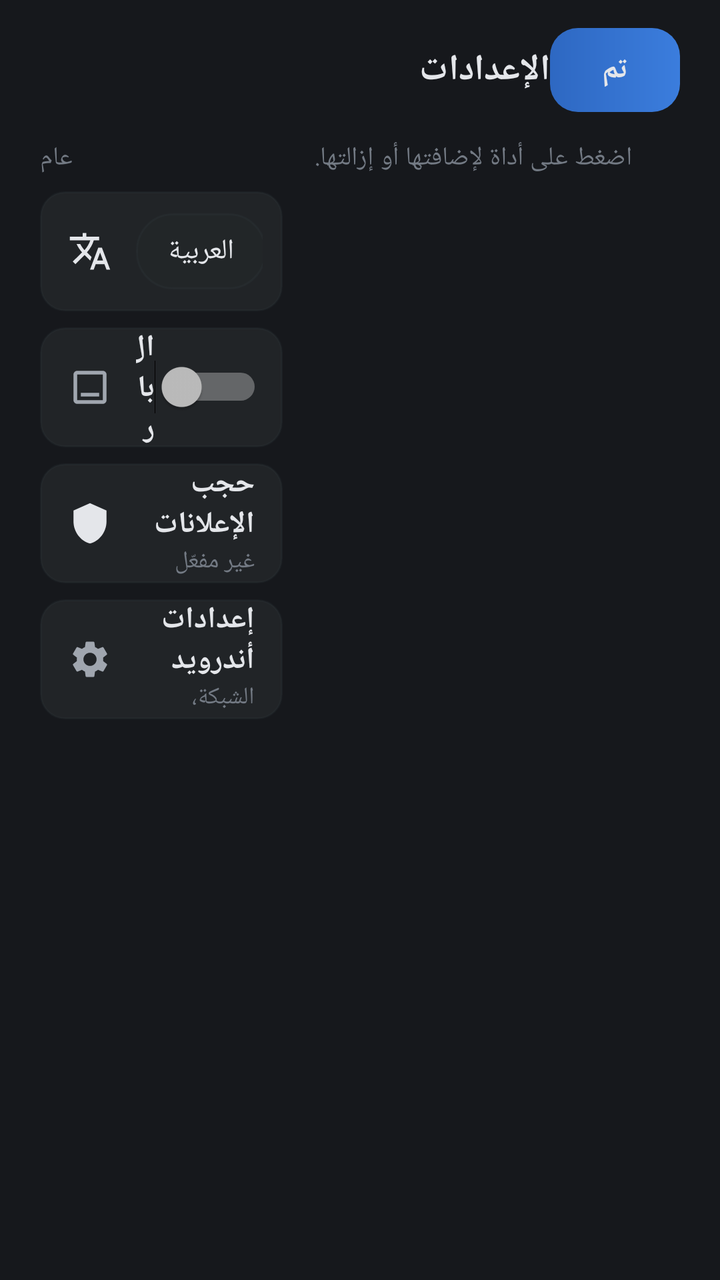
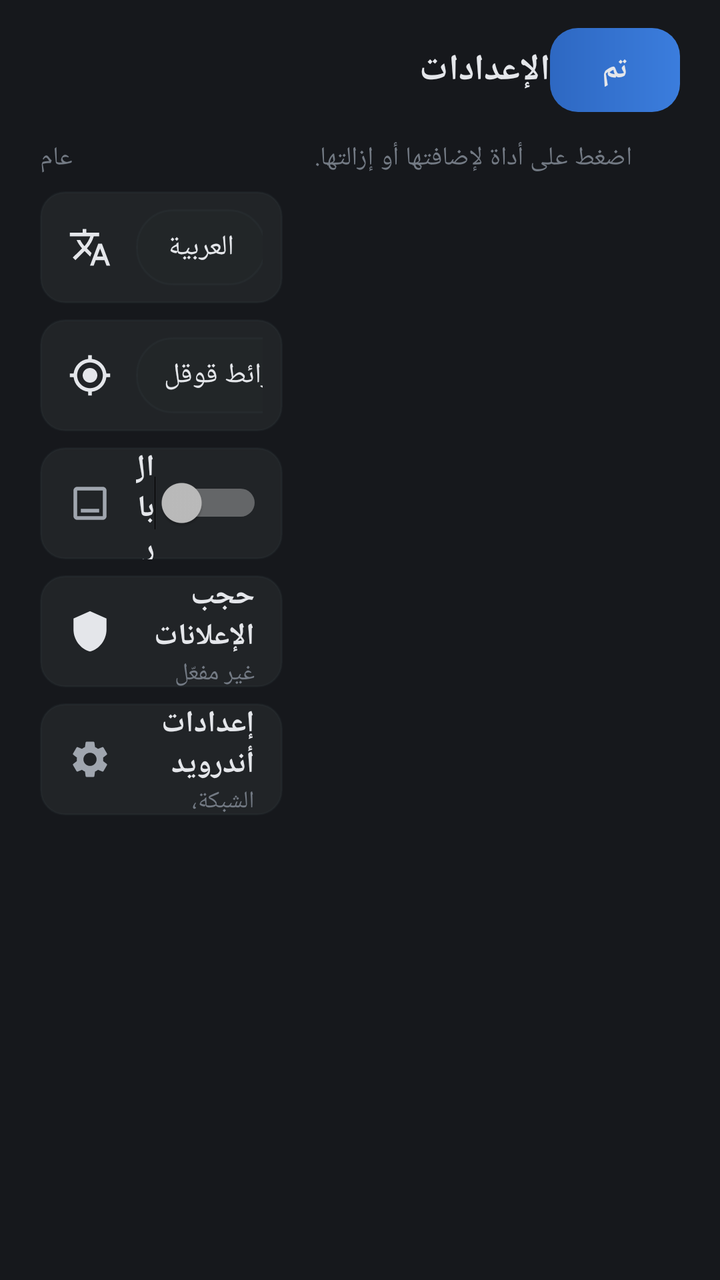

Compare the two renders of this Android layout. The source of the first and the diff that turns it into the second are given below.
<!-- AndroidManifest.xml: application theme CarTheme -->
<!-- res/layout/activity_settings.xml -->
<?xml version="1.0" encoding="utf-8"?>
<LinearLayout xmlns:android="http://schemas.android.com/apk/res/android"
    android:layout_width="match_parent"
    android:layout_height="match_parent"
    android:background="@color/bg"
    android:filterTouchesWhenObscured="true"
    android:layoutDirection="locale"
    android:orientation="vertical"
    android:paddingStart="20dp"
    android:paddingTop="14dp"
    android:paddingEnd="20dp"
    android:paddingBottom="12dp">

    <LinearLayout
        android:layout_width="match_parent"
        android:layout_height="wrap_content"
        android:gravity="center_vertical"
        android:orientation="horizontal">

        <TextView
            android:layout_width="0dp"
            android:layout_height="wrap_content"
            android:layout_weight="1"
            android:text="@string/settings_title"
            android:textColor="@color/ink"
            android:textSize="18sp"
            android:textStyle="bold" />

        <TextView
            android:id="@+id/btn_done"
            android:layout_width="wrap_content"
            android:layout_height="42dp"
            android:background="@drawable/blue_card_bg"
            android:clickable="true"
            android:focusable="true"
            android:gravity="center"
            android:paddingStart="26dp"
            android:paddingEnd="26dp"
            android:text="@string/tools_done"
            android:textColor="@color/ink"
            android:textSize="15sp"
            android:textStyle="bold" />
    </LinearLayout>

    <LinearLayout
        android:layout_width="match_parent"
        android:layout_height="0dp"
        android:layout_marginTop="14dp"
        android:layout_weight="1"
        android:orientation="horizontal">

        
        <LinearLayout
            android:layout_width="0dp"
            android:layout_height="match_parent"
            android:layout_weight="1"
            android:orientation="vertical">

            <TextView
                android:layout_width="wrap_content"
                android:layout_height="wrap_content"
                android:text="@string/set_general"
                android:textColor="@color/ink_faint"
                android:textSize="13sp" />

            
            <LinearLayout
                android:layout_width="match_parent"
                android:layout_height="60dp"
                android:layout_marginTop="8dp"
                android:background="@drawable/button_bg"
                android:gravity="center_vertical"
                android:orientation="horizontal"
                android:paddingStart="14dp"
                android:paddingEnd="10dp">

                <ImageView
                    android:layout_width="22dp"
                    android:layout_height="22dp"
                    android:importantForAccessibility="no"
                    android:src="@drawable/ic_language" />

                <TextView
                    android:layout_width="0dp"
                    android:layout_height="wrap_content"
                    android:layout_marginStart="12dp"
                    android:layout_weight="1"
                    android:text="@string/set_language"
                    android:textColor="@color/ink"
                    android:textSize="15sp"
                    android:textStyle="bold" />

                <TextView
                    android:id="@+id/lang_ar"
                    android:layout_width="wrap_content"
                    android:layout_height="38dp"
                    android:background="@drawable/chip_bg"
                    android:clickable="true"
                    android:focusable="true"
                    android:gravity="center"
                    android:paddingStart="16dp"
                    android:paddingEnd="16dp"
                    android:text="العربية"
                    android:textColor="@color/ink"
                    android:textSize="14sp" />

                <TextView
                    android:id="@+id/lang_en"
                    android:layout_width="wrap_content"
                    android:layout_height="38dp"
                    android:layout_marginStart="6dp"
                    android:background="@drawable/chip_bg"
                    android:clickable="true"
                    android:focusable="true"
                    android:gravity="center"
                    android:paddingStart="16dp"
                    android:paddingEnd="16dp"
                    android:text="English"
                    android:textColor="@color/ink"
                    android:textSize="14sp" />
            </LinearLayout>

            
            <LinearLayout
                android:id="@+id/row_dock"
                android:layout_width="match_parent"
                android:layout_height="60dp"
                android:layout_marginTop="8dp"
                android:background="@drawable/button_bg"
                android:clickable="true"
                android:focusable="true"
                android:gravity="center_vertical"
                android:orientation="horizontal"
                android:paddingStart="14dp"
                android:paddingEnd="10dp">

                <ImageView
                    android:layout_width="22dp"
                    android:layout_height="22dp"
                    android:importantForAccessibility="no"
                    android:src="@drawable/ic_dock" />

                <LinearLayout
                    android:layout_width="0dp"
                    android:layout_height="wrap_content"
                    android:layout_marginStart="12dp"
                    android:layout_weight="1"
                    android:orientation="vertical">

                    <TextView
                        android:layout_width="wrap_content"
                        android:layout_height="wrap_content"
                        android:text="@string/set_dock"
                        android:textColor="@color/ink"
                        android:textSize="15sp"
                        android:textStyle="bold" />

                    <TextView
                        android:layout_width="wrap_content"
                        android:layout_height="wrap_content"
                        android:text="@string/set_dock_desc"
                        android:textColor="@color/ink_faint"
                        android:textSize="12sp" />
                </LinearLayout>

                <Switch
                    android:id="@+id/switch_dock"
                    android:layout_width="wrap_content"
                    android:layout_height="wrap_content"
                    android:clickable="false"
                    android:focusable="false" />
            </LinearLayout>

            
            <LinearLayout
                android:id="@+id/row_adblock"
                android:layout_width="match_parent"
                android:layout_height="60dp"
                android:layout_marginTop="8dp"
                android:background="@drawable/button_bg"
                android:clickable="true"
                android:focusable="true"
                android:gravity="center_vertical"
                android:orientation="horizontal"
                android:paddingStart="14dp"
                android:paddingEnd="14dp">

                <ImageView
                    android:id="@+id/adblock_icon"
                    android:layout_width="22dp"
                    android:layout_height="22dp"
                    android:importantForAccessibility="no"
                    android:src="@drawable/ic_shield" />

                <LinearLayout
                    android:layout_width="0dp"
                    android:layout_height="wrap_content"
                    android:layout_marginStart="12dp"
                    android:layout_weight="1"
                    android:orientation="vertical">

                    <TextView
                        android:layout_width="wrap_content"
                        android:layout_height="wrap_content"
                        android:text="@string/set_adblock"
                        android:textColor="@color/ink"
                        android:textSize="15sp"
                        android:textStyle="bold" />

                    <TextView
                        android:id="@+id/adblock_state"
                        android:layout_width="wrap_content"
                        android:layout_height="wrap_content"
                        android:text="@string/set_adblock_off"
                        android:textColor="@color/ink_faint"
                        android:textSize="12sp" />
                </LinearLayout>
            </LinearLayout>

            
            <LinearLayout
                android:id="@+id/row_system"
                android:layout_width="match_parent"
                android:layout_height="60dp"
                android:layout_marginTop="8dp"
                android:background="@drawable/button_bg"
                android:clickable="true"
                android:focusable="true"
                android:gravity="center_vertical"
                android:orientation="horizontal"
                android:paddingStart="14dp"
                android:paddingEnd="14dp">

                <ImageView
                    android:layout_width="22dp"
                    android:layout_height="22dp"
                    android:importantForAccessibility="no"
                    android:src="@drawable/ic_settings"
                    android:tint="@color/ink_soft" />

                <LinearLayout
                    android:layout_width="0dp"
                    android:layout_height="wrap_content"
                    android:layout_marginStart="12dp"
                    android:layout_weight="1"
                    android:orientation="vertical">

                    <TextView
                        android:layout_width="wrap_content"
                        android:layout_height="wrap_content"
                        android:text="@string/set_system"
                        android:textColor="@color/ink"
                        android:textSize="15sp"
                        android:textStyle="bold" />

                    <TextView
                        android:layout_width="wrap_content"
                        android:layout_height="wrap_content"
                        android:text="@string/set_system_desc"
                        android:textColor="@color/ink_faint"
                        android:textSize="12sp" />
                </LinearLayout>
            </LinearLayout>
        </LinearLayout>

        
        <LinearLayout
            android:layout_width="0dp"
            android:layout_height="match_parent"
            android:layout_marginStart="16dp"
            android:layout_weight="1.5"
            android:orientation="vertical">

            <TextView
                android:layout_width="wrap_content"
                android:layout_height="wrap_content"
                android:text="@string/tools_hint"
                android:textColor="@color/ink_faint"
                android:textSize="13sp" />

            <GridView
                android:id="@+id/tools_grid"
                android:layout_width="match_parent"
                android:layout_height="0dp"
                android:layout_marginTop="8dp"
                android:layout_weight="1"
                android:horizontalSpacing="8dp"
                android:numColumns="2"
                android:scrollbars="none"
                android:stretchMode="columnWidth"
                android:verticalSpacing="8dp" />
        </LinearLayout>
    </LinearLayout>
</LinearLayout>
<!-- resources referenced by this layout -->
<resources>
  <color name="bg">#16181C</color>
  <color name="ink">#E4E6EA</color>
  <color name="ink_faint">#737A84</color>
  <color name="ink_soft">#A0A6AF</color>
  <!-- drawable blue_card_bg (drawable) -->
  <?xml version="1.0" encoding="utf-8"?>
  <shape xmlns:android="http://schemas.android.com/apk/res/android" android:shape="rectangle">
      <gradient android:angle="0" android:startColor="@color/blue_dark" android:endColor="@color/blue" />
      <corners android:radius="14dp" />
  </shape>
  <!-- drawable button_bg (drawable) -->
  <?xml version="1.0" encoding="utf-8"?>
  <selector xmlns:android="http://schemas.android.com/apk/res/android">
      <item android:state_pressed="true">
          <shape android:shape="rectangle">
              <solid android:color="@color/tile_pressed" />
              <corners android:radius="12dp" />
          </shape>
      </item>
      <item>
          <shape android:shape="rectangle">
              <solid android:color="@color/tile" />
              <stroke android:width="1dp" android:color="@color/line" />
              <corners android:radius="12dp" />
          </shape>
      </item>
  </selector>
  <!-- drawable ic_dock (drawable) -->
  <?xml version="1.0" encoding="utf-8"?>
  <vector xmlns:android="http://schemas.android.com/apk/res/android" android:width="24dp" android:height="24dp" android:viewportWidth="24" android:viewportHeight="24">
      <path android:fillColor="#A0A6AF" android:pathData="M19,3H5C3.9,3 3,3.9 3,5v14c0,1.1 0.9,2 2,2h14c1.1,0 2,-0.9 2,-2V5c0,-1.1 -0.9,-2 -2,-2zM19,19H5V5h14v14zM7,15h10v2H7z" />
  </vector>
  <!-- drawable ic_shield (drawable) -->
  <?xml version="1.0" encoding="utf-8"?>
  <vector xmlns:android="http://schemas.android.com/apk/res/android" android:width="24dp" android:height="24dp" android:viewportWidth="24" android:viewportHeight="24">
      <path android:fillColor="#E4E6EA" android:pathData="M12,1L3,5v6c0,5.55 3.84,10.74 9,12c5.16,-1.26 9,-6.45 9,-12V5L12,1z" />
  </vector>
  <string name="set_adblock">حجب الإعلانات</string>
  <string name="set_adblock_off">غير مفعّل · اضغط للتفعيل لكل التطبيقات</string>
  <string name="set_dock">البار السفلي</string>
  <string name="set_dock_desc">إظهار بار التطبيقات أسفل الشاشة</string>
  <string name="set_general">عام</string>
  <string name="set_language">لغة الواجهة</string>
  <string name="set_system">إعدادات أندرويد</string>
  <string name="set_system_desc">الشبكة، الصوت، الشاشة</string>
  <string name="settings_title">الإعدادات</string>
  <string name="tools_done">تم</string>
  <string name="tools_hint">اضغط على أداة لإضافتها أو إزالتها. </string>
  <style name="CarTheme" parent="@android:style/Theme.Material.NoActionBar.Fullscreen">
          <item name="android:windowBackground">@color/bg</item>
          <item name="android:colorAccent">@color/lamp</item>
          <item name="android:statusBarColor">@color/bg</item>
          <item name="android:navigationBarColor">@color/bg</item>
      </style>
  <color name="blue_dark">#2E68C2</color>
  <color name="blue">#3B7DDD</color>
  <color name="tile_pressed">#F22D3036</color>
  <color name="tile">#E6232629</color>
  <color name="line">#2E3A424C</color>
  <color name="dock_active">#2D3036</color>
  <color name="orange">#EBA53C</color>
  <color name="lamp">#EBA53C</color>
  <!-- unchanged entries left out for length: 3 -->
</resources>

<!-- the commit's change to res/layout/activity_settings.xml (unified diff, before → after) -->
@@ -50,10 +50,15 @@
         android:orientation="horizontal">
 
         
-        <LinearLayout
+        <ScrollView
             android:layout_width="0dp"
             android:layout_height="match_parent"
             android:layout_weight="1"
+            android:scrollbars="none">
+
+        <LinearLayout
+            android:layout_width="match_parent"
+            android:layout_height="wrap_content"
             android:orientation="vertical">
 
             <TextView
@@ -66,7 +71,7 @@
             
             <LinearLayout
                 android:layout_width="match_parent"
-                android:layout_height="60dp"
+                android:layout_height="56dp"
                 android:layout_marginTop="8dp"
                 android:background="@drawable/button_bg"
                 android:gravity="center_vertical"
@@ -122,9 +127,66 @@
 
             
             <LinearLayout
+                android:layout_width="match_parent"
+                android:layout_height="56dp"
+                android:layout_marginTop="8dp"
+                android:background="@drawable/button_bg"
+                android:gravity="center_vertical"
+                android:orientation="horizontal"
+                android:paddingStart="14dp"
+                android:paddingEnd="10dp">
+
+                <ImageView
+                    android:layout_width="22dp"
+                    android:layout_height="22dp"
+                    android:importantForAccessibility="no"
+                    android:src="@drawable/ic_location" />
+
+                <TextView
+                    android:layout_width="0dp"
+                    android:layout_height="wrap_content"
+                    android:layout_marginStart="12dp"
+                    android:layout_weight="1"
+                    android:text="@string/set_nav_app"
+                    android:textColor="@color/ink"
+                    android:textSize="15sp"
+                    android:textStyle="bold" />
+
+                <TextView
+                    android:id="@+id/nav_maps"
+                    android:layout_width="wrap_content"
+                    android:layout_height="38dp"
+                    android:background="@drawable/chip_bg"
+                    android:clickable="true"
+                    android:focusable="true"
+                    android:gravity="center"
+                    android:paddingStart="14dp"
+                    android:paddingEnd="14dp"
+                    android:text="@string/maps"
+                    android:textColor="@color/ink"
+                    android:textSize="14sp" />
+
+                <TextView
+                    android:id="@+id/nav_hudhud"
+                    android:layout_width="wrap_content"
+                    android:layout_height="38dp"
+                    android:layout_marginStart="6dp"
+                    android:background="@drawable/chip_bg"
+                    android:clickable="true"
+                    android:focusable="true"
+                    android:gravity="center"
+                    android:paddingStart="14dp"
+                    android:paddingEnd="14dp"
+                    android:text="@string/hudhud"
+                    android:textColor="@color/ink"
+                    android:textSize="14sp" />
+            </LinearLayout>
+
+            
+            <LinearLayout
                 android:id="@+id/row_dock"
                 android:layout_width="match_parent"
-                android:layout_height="60dp"
+                android:layout_height="56dp"
                 android:layout_marginTop="8dp"
                 android:background="@drawable/button_bg"
                 android:clickable="true"
@@ -175,7 +237,7 @@
             <LinearLayout
                 android:id="@+id/row_adblock"
                 android:layout_width="match_parent"
-                android:layout_height="60dp"
+                android:layout_height="56dp"
                 android:layout_marginTop="8dp"
                 android:background="@drawable/button_bg"
                 android:clickable="true"
@@ -221,7 +283,7 @@
             <LinearLayout
                 android:id="@+id/row_system"
                 android:layout_width="match_parent"
-                android:layout_height="60dp"
+                android:layout_height="56dp"
                 android:layout_marginTop="8dp"
                 android:background="@drawable/button_bg"
                 android:clickable="true"
@@ -262,6 +324,8 @@
                 </LinearLayout>
             </LinearLayout>
         </LinearLayout>
+
+        </ScrollView>
 
         
         <LinearLayout
<!-- resource entries referenced after the edit -->
@@ -32,17 +32,25 @@
   <vector xmlns:android="http://schemas.android.com/apk/res/android" android:width="24dp" android:height="24dp" android:viewportWidth="24" android:viewportHeight="24">
       <path android:fillColor="#A0A6AF" android:pathData="M19,3H5C3.9,3 3,3.9 3,5v14c0,1.1 0.9,2 2,2h14c1.1,0 2,-0.9 2,-2V5c0,-1.1 -0.9,-2 -2,-2zM19,19H5V5h14v14zM7,15h10v2H7z" />
   </vector>
+  <!-- drawable ic_location (drawable) -->
+  <?xml version="1.0" encoding="utf-8"?>
+  <vector xmlns:android="http://schemas.android.com/apk/res/android" android:width="24dp" android:height="24dp" android:viewportWidth="24" android:viewportHeight="24">
+      <path android:fillColor="#E4E6EA" android:pathData="M12,8c-2.21,0 -4,1.79 -4,4s1.79,4 4,4 4,-1.79 4,-4 -1.79,-4 -4,-4zM20.94,11c-0.46,-4.17 -3.77,-7.48 -7.94,-7.94V1h-2v2.06C6.83,3.52 3.52,6.83 3.06,11H1v2h2.06c0.46,4.17 3.77,7.48 7.94,7.94V23h2v-2.06c4.17,-0.46 7.48,-3.77 7.94,-7.94H23v-2h-2.06zM12,19c-3.87,0 -7,-3.13 -7,-7s3.13,-7 7,-7 7,3.13 7,7 -3.13,7 -7,7z" />
+  </vector>
   <!-- drawable ic_shield (drawable) -->
   <?xml version="1.0" encoding="utf-8"?>
   <vector xmlns:android="http://schemas.android.com/apk/res/android" android:width="24dp" android:height="24dp" android:viewportWidth="24" android:viewportHeight="24">
       <path android:fillColor="#E4E6EA" android:pathData="M12,1L3,5v6c0,5.55 3.84,10.74 9,12c5.16,-1.26 9,-6.45 9,-12V5L12,1z" />
   </vector>
+  <string name="hudhud">هدهد</string>
+  <string name="maps">خرائط قوقل</string>
   <string name="set_adblock">حجب الإعلانات</string>
   <string name="set_adblock_off">غير مفعّل · اضغط للتفعيل لكل التطبيقات</string>
   <string name="set_dock">البار السفلي</string>
   <string name="set_dock_desc">إظهار بار التطبيقات أسفل الشاشة</string>
   <string name="set_general">عام</string>
   <string name="set_language">لغة الواجهة</string>
+  <string name="set_nav_app">تطبيق «موقعي»</string>
   <string name="set_system">إعدادات أندرويد</string>
   <string name="set_system_desc">الشبكة، الصوت، الشاشة</string>
   <string name="settings_title">الإعدادات</string>
